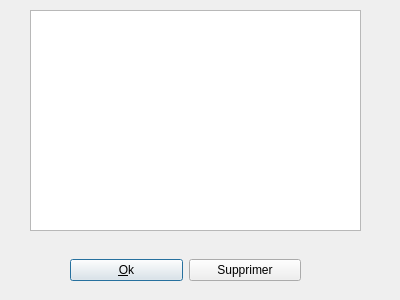
Above: src/evenementinfodialog.ui from sowlosc/ProjectCalendar before the change. Below: the same form after it.
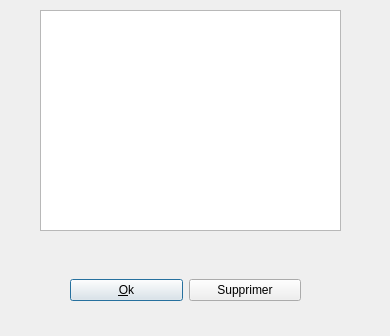
That is the form after the change.

Diff of the .ui file:
```diff
--- a/src/evenementinfodialog.ui
+++ b/src/evenementinfodialog.ui
@@ -6,8 +6,8 @@
    <rect>
     <x>0</x>
     <y>0</y>
-    <width>400</width>
-    <height>300</height>
+    <width>390</width>
+    <height>336</height>
    </rect>
   </property>
   <property name="windowTitle">
@@ -16,9 +16,9 @@
   <widget class="QTextBrowser" name="textBrowser">
    <property name="geometry">
     <rect>
-     <x>30</x>
+     <x>40</x>
      <y>10</y>
-     <width>331</width>
+     <width>301</width>
      <height>221</height>
     </rect>
    </property>
@@ -27,7 +27,7 @@
    <property name="geometry">
     <rect>
      <x>70</x>
-     <y>230</y>
+     <y>250</y>
      <width>231</width>
      <height>80</height>
     </rect>
```
